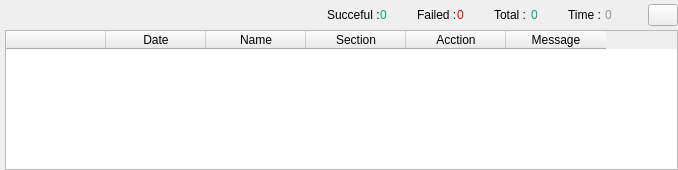
Old version of the form ui/Public/Info.ui in the repository kreemkhaled112/GUI.
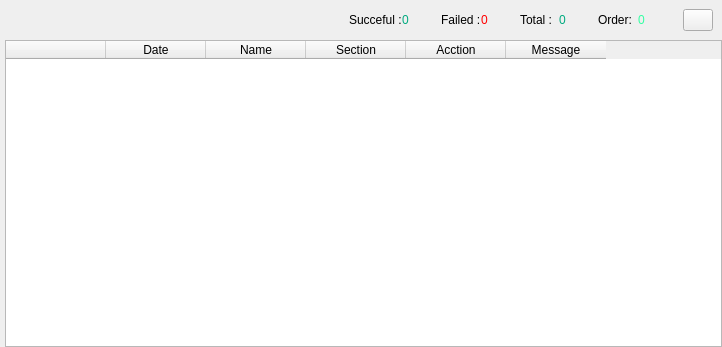
New version of the form. Icons and pictures are not drawn.

The edit to the form file:
```diff
--- a/ui/Public/Info.ui
+++ b/ui/Public/Info.ui
@@ -6,8 +6,8 @@
    <rect>
     <x>0</x>
     <y>0</y>
-    <width>678</width>
-    <height>170</height>
+    <width>722</width>
+    <height>347</height>
    </rect>
   </property>
   <property name="minimumSize">
@@ -59,40 +59,6 @@
       <property name="spacing">
        <number>0</number>
       </property>
-      <item row="2" column="0">
-       <widget class="QTableWidget" name="table">
-        <column>
-         <property name="text">
-          <string/>
-         </property>
-        </column>
-        <column>
-         <property name="text">
-          <string>Date</string>
-         </property>
-        </column>
-        <column>
-         <property name="text">
-          <string>Name</string>
-         </property>
-        </column>
-        <column>
-         <property name="text">
-          <string>Section</string>
-         </property>
-        </column>
-        <column>
-         <property name="text">
-          <string>Acction</string>
-         </property>
-        </column>
-        <column>
-         <property name="text">
-          <string>Message</string>
-         </property>
-        </column>
-       </widget>
-      </item>
       <item row="0" column="0" alignment="Qt::AlignBottom">
        <widget class="QWidget" name="widget_2" native="true">
         <property name="minimumSize">
@@ -102,21 +68,6 @@
          </size>
         </property>
         <layout class="QHBoxLayout" name="horizontalLayout">
-         <property name="spacing">
-          <number>6</number>
-         </property>
-         <property name="leftMargin">
-          <number>0</number>
-         </property>
-         <property name="topMargin">
-          <number>0</number>
-         </property>
-         <property name="rightMargin">
-          <number>0</number>
-         </property>
-         <property name="bottomMargin">
-          <number>0</number>
-         </property>
          <item>
           <widget class="QLabel" name="label">
            <property name="minimumSize">
@@ -209,14 +160,14 @@
             <item>
              <widget class="QLabel" name="label_34">
               <property name="text">
-               <string>Time :</string>
+               <string>Order:</string>
               </property>
              </widget>
             </item>
             <item>
              <widget class="QLabel" name="time">
               <property name="styleSheet">
-               <string notr="true">color: rgb(148, 148, 148);</string>
+               <string notr="true">color: rgb(51, 255, 163);</string>
               </property>
               <property name="text">
                <string>0</string>
@@ -265,6 +216,40 @@
         </layout>
        </widget>
       </item>
+      <item row="2" column="0">
+       <widget class="QTableWidget" name="table">
+        <column>
+         <property name="text">
+          <string/>
+         </property>
+        </column>
+        <column>
+         <property name="text">
+          <string>Date</string>
+         </property>
+        </column>
+        <column>
+         <property name="text">
+          <string>Name</string>
+         </property>
+        </column>
+        <column>
+         <property name="text">
+          <string>Section</string>
+         </property>
+        </column>
+        <column>
+         <property name="text">
+          <string>Acction</string>
+         </property>
+        </column>
+        <column>
+         <property name="text">
+          <string>Message</string>
+         </property>
+        </column>
+       </widget>
+      </item>
      </layout>
     </widget>
    </item>
```
Left out of the diff: 2 changed lines with no effect on the pictures.
